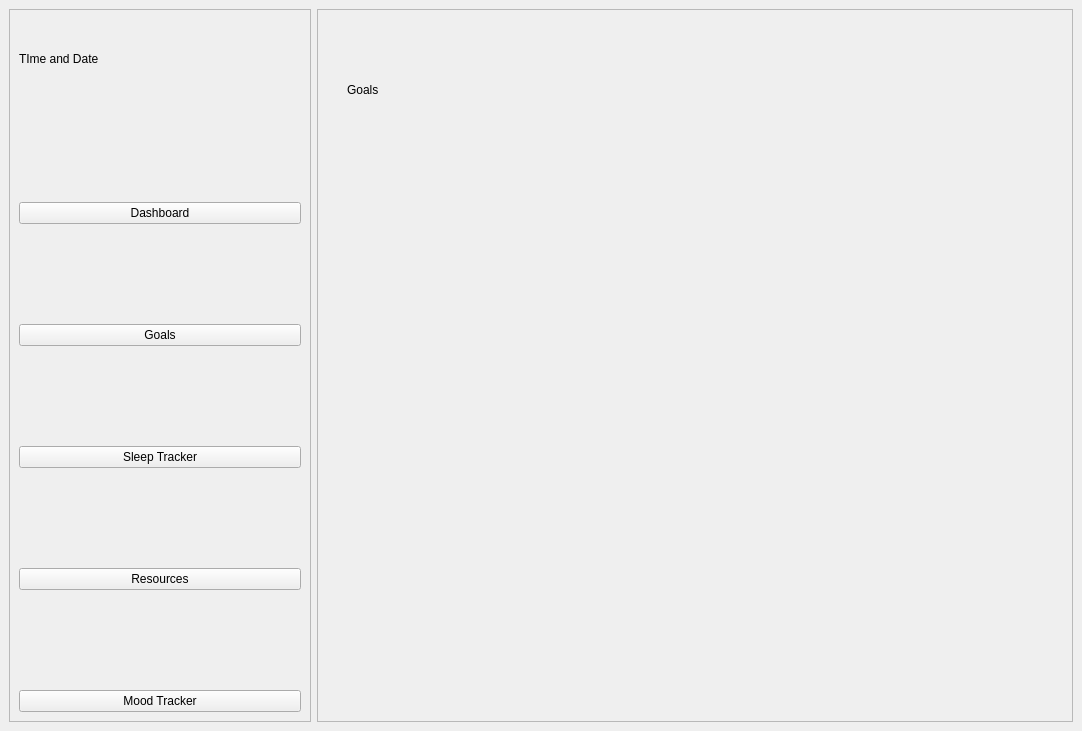
Old version of the form source_code/homescreen.ui in the repository suwubham/sirani.
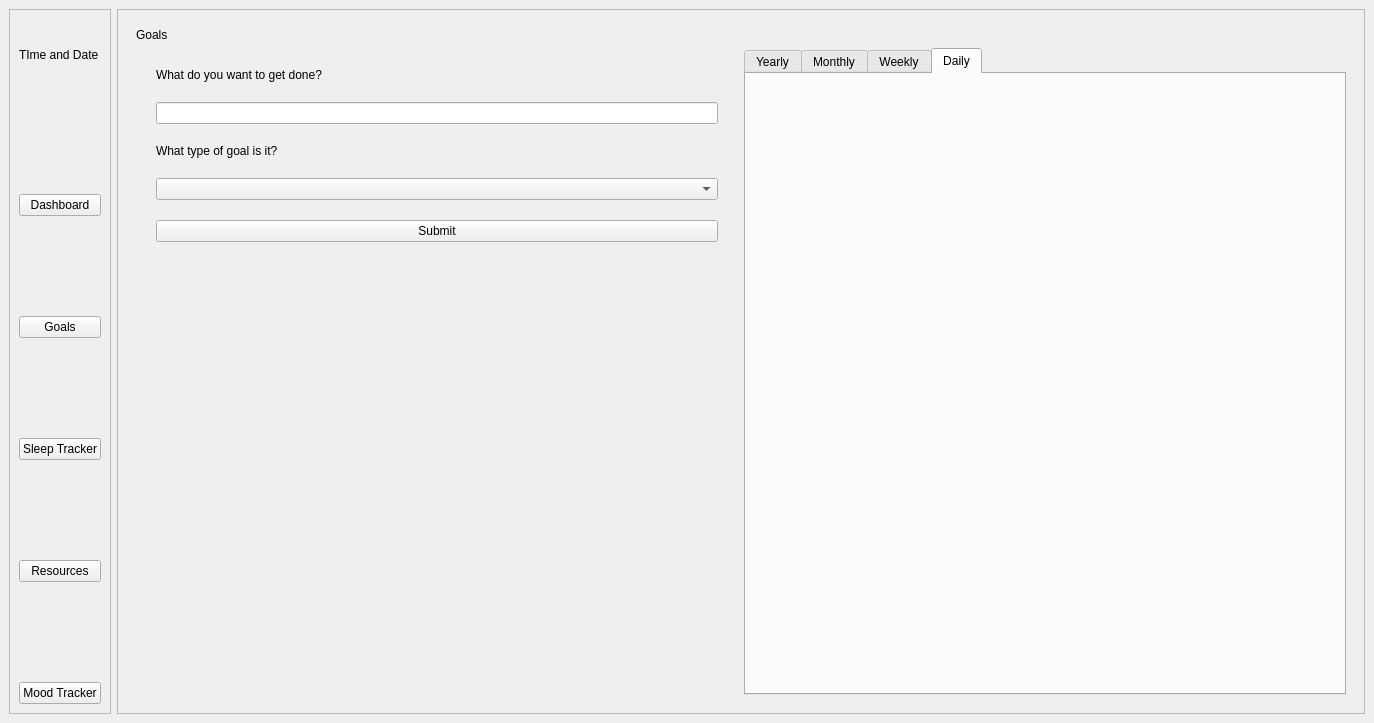
New version of the form. The open tabs and pages were chosen to show the change.

Commit message: ui and backend for most stuffs

```diff
--- a/source_code/homescreen.ui
+++ b/source_code/homescreen.ui
@@ -6,8 +6,8 @@
    <rect>
     <x>0</x>
     <y>0</y>
-    <width>1082</width>
-    <height>731</height>
+    <width>1374</width>
+    <height>723</height>
    </rect>
   </property>
   <property name="windowTitle">
@@ -17,7 +17,7 @@
    <string notr="true"/>
   </property>
   <widget class="QWidget" name="centralwidget">
-   <layout class="QHBoxLayout" name="horizontalLayout" stretch="8,20">
+   <layout class="QHBoxLayout" name="horizontalLayout_2">
     <item>
      <widget class="QFrame" name="frame">
       <property name="frameShape">
@@ -86,7 +86,7 @@
       <property name="frameShadow">
        <enum>QFrame::Raised</enum>
       </property>
-      <layout class="QHBoxLayout" name="horizontalLayout_2">
+      <layout class="QVBoxLayout" name="verticalLayout_7">
        <item>
         <widget class="QStackedWidget" name="stackedWidget">
          <property name="currentIndex">
@@ -116,19 +116,105 @@
           </layout>
          </widget>
          <widget class="QWidget" name="Goals">
-          <widget class="QLabel" name="label_2">
-           <property name="geometry">
-            <rect>
-             <x>20</x>
-             <y>40</y>
-             <width>171</width>
-             <height>61</height>
-            </rect>
-           </property>
-           <property name="text">
-            <string>Goals</string>
-           </property>
-          </widget>
+          <layout class="QVBoxLayout" name="verticalLayout_8">
+           <item>
+            <widget class="QLabel" name="label_2">
+             <property name="text">
+              <string>Goals</string>
+             </property>
+            </widget>
+           </item>
+           <item>
+            <layout class="QHBoxLayout" name="main_div" stretch="5,5">
+             <item>
+              <layout class="QVBoxLayout" name="enter_area" stretch="0,0,0,0,0,6">
+               <property name="spacing">
+                <number>20</number>
+               </property>
+               <property name="leftMargin">
+                <number>20</number>
+               </property>
+               <property name="topMargin">
+                <number>20</number>
+               </property>
+               <property name="rightMargin">
+                <number>20</number>
+               </property>
+               <property name="bottomMargin">
+                <number>20</number>
+               </property>
+               <item>
+                <widget class="QLabel" name="label_10">
+                 <property name="text">
+                  <string>What do you want to get done?</string>
+                 </property>
+                </widget>
+               </item>
+               <item>
+                <widget class="QLineEdit" name="lineEdit_2"/>
+               </item>
+               <item>
+                <widget class="QLabel" name="label_11">
+                 <property name="text">
+                  <string>What type of goal is it?</string>
+                 </property>
+                </widget>
+               </item>
+               <item>
+                <widget class="QComboBox" name="comboBox"/>
+               </item>
+               <item>
+                <widget class="QPushButton" name="pushButton_10">
+                 <property name="text">
+                  <string>Submit</string>
+                 </property>
+                </widget>
+               </item>
+               <item>
+                <spacer name="horizontalSpacer">
+                 <property name="orientation">
+                  <enum>Qt::Horizontal</enum>
+                 </property>
+                 <property name="sizeHint" stdset="0">
+                  <size>
+                   <width>40</width>
+                   <height>20</height>
+                  </size>
+                 </property>
+                </spacer>
+               </item>
+              </layout>
+             </item>
+             <item>
+              <widget class="QTabWidget" name="tabWidget">
+               <property name="currentIndex">
+                <number>3</number>
+               </property>
+               <widget class="QWidget" name="Yearly">
+                <attribute name="title">
+                 <string>Yearly</string>
+                </attribute>
+               </widget>
+               <widget class="QWidget" name="Monthly">
+                <attribute name="title">
+                 <string>Monthly</string>
+                </attribute>
+               </widget>
+               <widget class="QWidget" name="Weekly">
+                <attribute name="title">
+                 <string>Weekly</string>
+                </attribute>
+               </widget>
+               <widget class="QWidget" name="Daily">
+                <attribute name="title">
+                 <string>Daily</string>
+                </attribute>
+               </widget>
+              </widget>
+             </item>
+            </layout>
+           </item>
+          </layout>
          </widget>
          <widget class="QWidget" name="Moodtracker">
           <widget class="QLabel" name="label_3">
```
Left out of the diff: 88 changed lines with no effect on the pictures. The commit also changes 3 other files.
